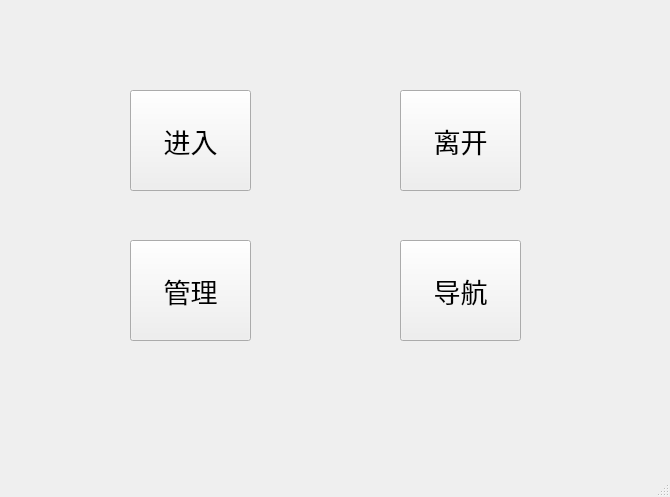
Old version of the form mainwindow.ui in the repository Tairy/parking.
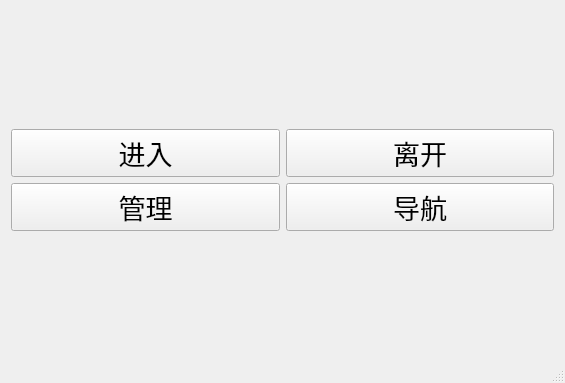
New version of the form.

Patch:
```diff
--- a/mainwindow.ui
+++ b/mainwindow.ui
@@ -6,23 +6,19 @@
    <rect>
     <x>0</x>
     <y>0</y>
-    <width>670</width>
-    <height>497</height>
+    <width>565</width>
+    <height>383</height>
    </rect>
   </property>
   <property name="windowTitle">
    <string>MainWindow</string>
   </property>
   <widget class="QWidget" name="centralWidget">
+   <layout class="QVBoxLayout" name="verticalLayout">
+    <item>
+     <layout class="QGridLayout" name="gridLayout">
+      <item row="0" column="0">
    <widget class="QPushButton" name="in">
-    <property name="geometry">
-     <rect>
-      <x>130</x>
-      <y>90</y>
-      <width>121</width>
-      <height>101</height>
-     </rect>
-    </property>
     <property name="font">
      <font>
       <pointsize>20</pointsize>
@@ -32,15 +28,9 @@
      <string>进入</string>
     </property>
    </widget>
+      </item>
+      <item row="0" column="1">
    <widget class="QPushButton" name="out">
-    <property name="geometry">
-     <rect>
-      <x>400</x>
-      <y>90</y>
-      <width>121</width>
-      <height>101</height>
-     </rect>
-    </property>
     <property name="font">
      <font>
       <pointsize>20</pointsize>
@@ -50,15 +40,9 @@
      <string>离开</string>
     </property>
    </widget>
+      </item>
+      <item row="1" column="0">
    <widget class="QPushButton" name="admin">
-    <property name="geometry">
-     <rect>
-      <x>130</x>
-      <y>240</y>
-      <width>121</width>
-      <height>101</height>
-     </rect>
-    </property>
     <property name="font">
      <font>
       <pointsize>20</pointsize>
@@ -68,15 +52,9 @@
      <string>管理</string>
     </property>
    </widget>
+      </item>
+      <item row="1" column="1">
    <widget class="QPushButton" name="nav">
-    <property name="geometry">
-     <rect>
-      <x>400</x>
-      <y>240</y>
-      <width>121</width>
-      <height>101</height>
-     </rect>
-    </property>
     <property name="font">
      <font>
       <pointsize>20</pointsize>
@@ -86,16 +64,10 @@
      <string>导航</string>
     </property>
    </widget>
-  </widget>
-  <widget class="QMenuBar" name="menuBar">
-   <property name="geometry">
-    <rect>
-     <x>0</x>
-     <y>0</y>
-     <width>670</width>
-     <height>20</height>
-    </rect>
-   </property>
+      </item>
+     </layout>
+    </item>
+   </layout>
   </widget>
   <widget class="QStatusBar" name="statusBar"/>
  </widget>
```
Lines whose indentation alone changed are shown as unchanged.
